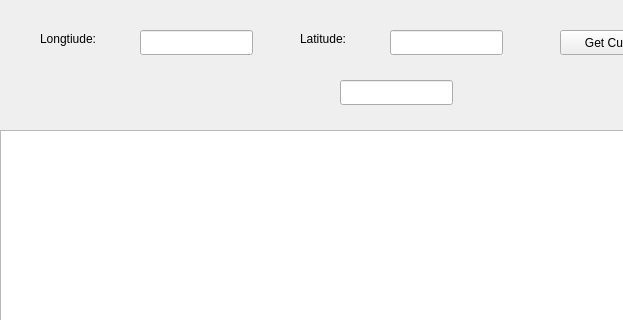
The window that WeatherForcast/mainwindow.ui (salmanasser712/WeatherForcast) describes before a commit, drawn with Qt 5; both pictures show x 0 to 623 and y 0 to 320 of the 796 by 530 pixel window.
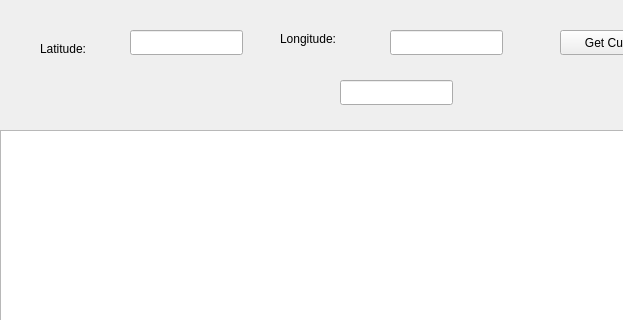
The same window after the commit. Custom widgets are drawn as their Qt base class.

Diff of the .ui file:
```diff
--- a/WeatherForcast/mainwindow.ui
+++ b/WeatherForcast/mainwindow.ui
@@ -17,21 +17,21 @@
    <widget class="QLabel" name="Longtiude">
     <property name="geometry">
      <rect>
-      <x>40</x>
+      <x>280</x>
       <y>30</y>
       <width>81</width>
       <height>17</height>
      </rect>
     </property>
     <property name="text">
-     <string>Longtiude:</string>
+     <string>Longitude:</string>
     </property>
    </widget>
    <widget class="QLabel" name="Latitude">
     <property name="geometry">
      <rect>
-      <x>300</x>
-      <y>30</y>
+      <x>40</x>
+      <y>40</y>
       <width>66</width>
       <height>17</height>
      </rect>
@@ -43,7 +43,7 @@
    <widget class="QLineEdit" name="Longitude_in">
     <property name="geometry">
      <rect>
-      <x>140</x>
+      <x>390</x>
       <y>30</y>
       <width>113</width>
       <height>25</height>
@@ -53,7 +53,7 @@
    <widget class="QLineEdit" name="Latitude_in">
     <property name="geometry">
      <rect>
-      <x>390</x>
+      <x>130</x>
       <y>30</y>
       <width>113</width>
       <height>25</height>
```
Left out of the diff: 2 changed lines with no effect on the pictures.
